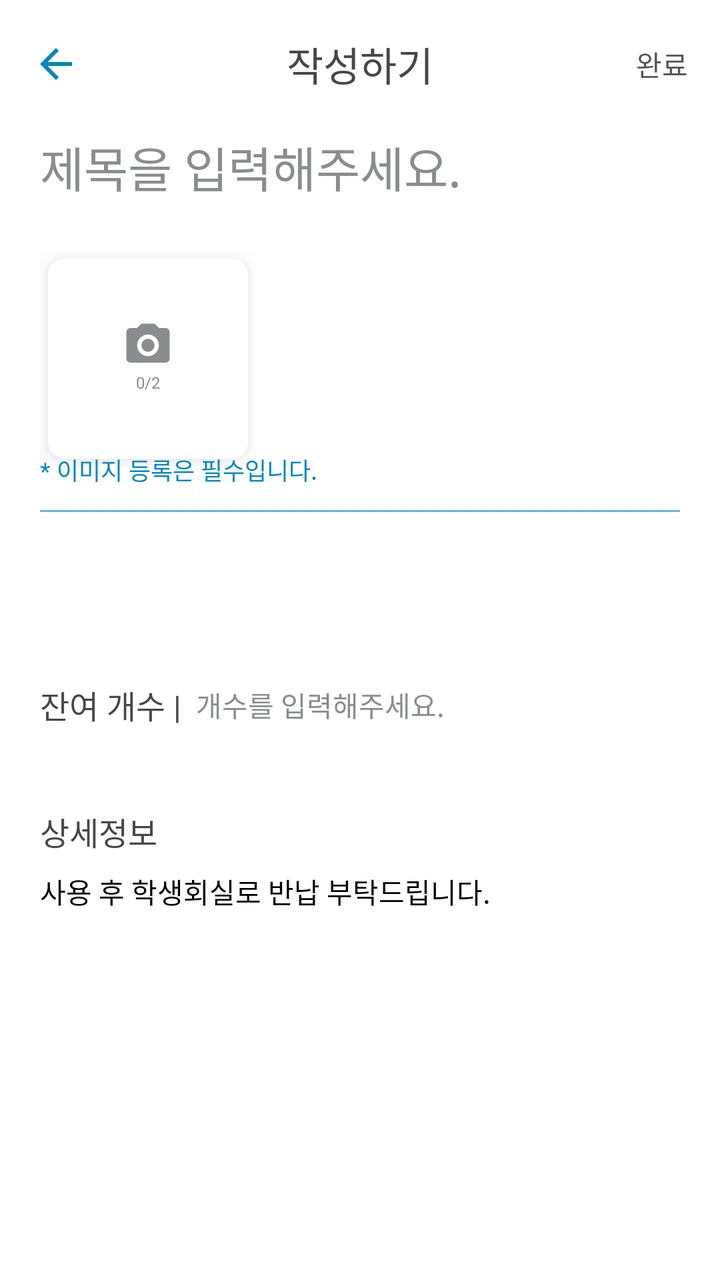
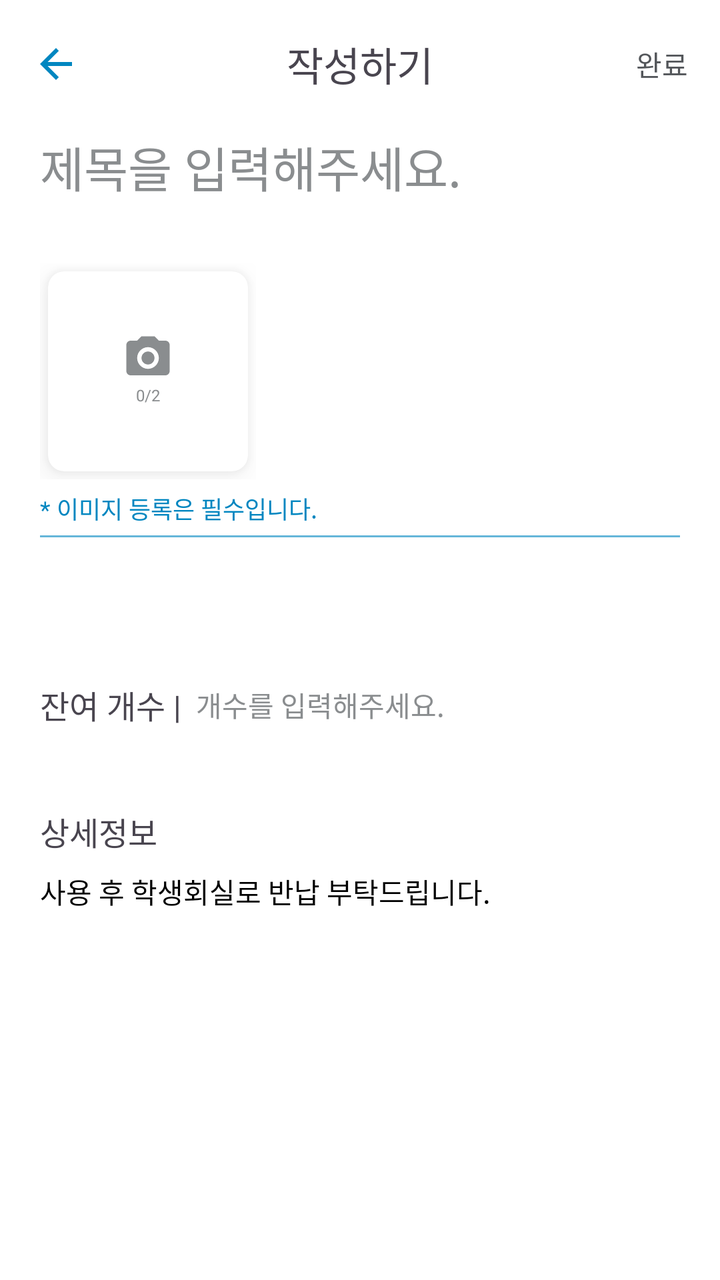

Before-and-after screenshots of an Android layout around one commit, followed by the original layout XML and the change that was made.
<!-- AndroidManifest.xml: application theme Theme.Gaechuck -->
<!-- res/layout/activity_rent_write.xml -->
<?xml version="1.0" encoding="utf-8"?>
<androidx.constraintlayout.widget.ConstraintLayout xmlns:android="http://schemas.android.com/apk/res/android"
    android:layout_width="match_parent"
    android:layout_height="match_parent"
    xmlns:app="http://schemas.android.com/apk/res-auto"
    android:background="@color/white">

    <androidx.appcompat.widget.Toolbar
        android:id="@+id/toolbar_main"
        android:layout_width="0dp"
        android:layout_height="64dp"
        android:background="@color/white"
        android:elevation="4dp"
        app:layout_constraintEnd_toEndOf="parent"
        app:layout_constraintStart_toStartOf="parent"
        app:layout_constraintTop_toTopOf="parent"
        app:title=""
        app:titleTextColor="@color/transparent">

        <ImageView
            android:id="@+id/button_back"
            android:layout_width="wrap_content"
            android:layout_height="wrap_content"
            android:layout_gravity="start|center_vertical"
            android:layout_marginTop="20dp"
            android:layout_marginBottom="20dp"
            app:srcCompat="@drawable/ic_back"
            app:tint="@color/gnu_blue" />

        <TextView
            android:id="@+id/textView_title"
            android:layout_width="wrap_content"
            android:layout_height="wrap_content"
            android:layout_gravity="center"
            android:fontFamily="@font/pretendard_bold"
            android:textSize="20sp"
            android:text="작성하기"
            app:layout_constraintEnd_toEndOf="parent"
            app:layout_constraintStart_toStartOf="parent"
            app:layout_constraintTop_toTopOf="@id/button_back" />

        <TextView
            android:id="@+id/form_send"
            android:layout_width="wrap_content"
            android:layout_height="wrap_content"
            android:layout_gravity="end|center_vertical"
            android:fontFamily="@font/pretendard_semibold"
            android:paddingHorizontal="16dp"
            android:textColor="@color/gnu_grey"
            android:text="완료" />
    </androidx.appcompat.widget.Toolbar>

    <EditText
        android:id="@+id/field_title"
        android:layout_width="match_parent"
        android:layout_height="wrap_content"
        android:background="@color/transparent"
        android:fontFamily="@font/pretendard_semibold"
        android:hint="제목을 입력해주세요."
        android:paddingLeft="20dp"
        android:textSize="24sp"
        app:layout_constraintTop_toBottomOf="@id/toolbar_main"
        app:layout_constraintBottom_toBottomOf="@id/guideline1"
        android:inputType="text"
        app:layout_constraintStart_toStartOf="parent"
        android:textColorHint="@color/default_tab_color"
        />
    <LinearLayout
        android:id="@+id/field_image"
        android:layout_width="match_parent"
        android:layout_height="wrap_content"
        app:layout_constraintTop_toBottomOf="@id/guideline1"
        app:layout_constraintBottom_toBottomOf="@id/guideline2"
        app:layout_constraintStart_toStartOf="parent"
        android:orientation="horizontal"
        android:layout_marginHorizontal="20dp"
        android:gravity="center_vertical"
        >
        <include
            layout="@layout/fragment_photo_add"
            android:id="@+id/photo_add_btn"
            android:layout_width="wrap_content"
            android:layout_height="wrap_content"
            />

        <LinearLayout
            android:id="@+id/photo_container"
            android:layout_width="wrap_content"
            android:layout_height="wrap_content"
            android:orientation="horizontal"

            app:layout_constraintStart_toStartOf="parent"
            app:layout_constraintBottom_toBottomOf="@id/divider"
            android:gravity="center_vertical"
            >

        </LinearLayout>
        <include
            layout="@layout/fragment_photo_add2"
            android:id="@+id/photo_add_btn2"
            android:layout_width="wrap_content"
            android:layout_height="wrap_content"
            android:layout_marginHorizontal="16dp"
            android:visibility="gone"
            />


    </LinearLayout>

    <TextView
        android:layout_width="wrap_content"
        android:layout_height="wrap_content"
        android:id="@+id/image_info"
        android:text="* 이미지 등록은 필수입니다."
        android:textSize="12sp"
        app:layout_constraintTop_toBottomOf="@id/field_image"
        app:layout_constraintBottom_toBottomOf="@id/guideline2"
        app:layout_constraintStart_toStartOf="parent"
        android:layout_marginBottom="20dp"
        android:layout_marginHorizontal="20dp"
        android:fontFamily="@font/pretendard_regular"
        android:textColor="@color/gnu_blue"
        />

    <com.google.android.material.divider.MaterialDivider
        android:id="@+id/divider"
        android:layout_width="match_parent"
        android:layout_height="1dp"
        app:layout_constraintBottom_toBottomOf="@id/guideline2"
        app:dividerColor="@color/gnu_blue_60"
        android:layout_marginHorizontal="20dp"
        />

    <LinearLayout
        android:id="@+id/select_count"
        android:layout_width="match_parent"
        android:layout_height="wrap_content"
        app:layout_constraintStart_toStartOf="parent"
        app:layout_constraintTop_toBottomOf="@id/guideline3"
        android:orientation="horizontal"
        android:layout_marginHorizontal="20dp"
        >
        <TextView
            android:layout_width="wrap_content"
            android:layout_height="wrap_content"
            android:text="잔여 개수 | "
            android:fontFamily="@font/pretendard_medium"
            android:textSize="16sp"
            android:layout_marginVertical="8dp"
            />

        <EditText
            android:id="@+id/field_count"
            android:layout_width="match_parent"
            android:layout_height="match_parent"
            android:background="@color/transparent"
            android:fontFamily="@font/pretendard_light"
            android:hint=" 개수를 입력해주세요."
            android:textColorHint="@color/default_tab_color"
            android:inputType="number"
            android:textColor="@color/black"
            android:textSize="14dp"
            app:layout_constraintBottom_toBottomOf="@id/guideline1"
            app:layout_constraintStart_toStartOf="parent"
            />
    </LinearLayout>

    <LinearLayout
        android:id="@+id/info"
        android:layout_width="match_parent"
        android:layout_height="wrap_content"
        app:layout_constraintStart_toStartOf="parent"
        app:layout_constraintTop_toBottomOf="@id/select_count"
        android:orientation="vertical"
        android:layout_marginHorizontal="20dp"
        android:layout_marginTop="24dp"
        >
        <TextView
            android:layout_width="wrap_content"
            android:layout_height="wrap_content"
            android:text="상세정보"
            android:fontFamily="@font/pretendard_medium"
            android:textSize="16sp"
            android:layout_marginVertical="8dp"
            />
        <TextView
            android:id="@+id/field_info"
            android:layout_width="match_parent"
            android:layout_height="match_parent"
            android:text="사용 후 학생회실로 반납 부탁드립니다."
            app:layout_constraintBottom_toBottomOf="@id/guideline1"
            app:layout_constraintStart_toStartOf="parent"
            android:textColor="@color/black"
            android:textSize="14dp"
            android:fontFamily="@font/pretendard_light"
            android:background="@color/transparent"
            />
    </LinearLayout>

    <androidx.constraintlayout.widget.Guideline
        android:id="@+id/guideline1"
        android:layout_width="wrap_content"
        android:layout_height="wrap_content"
        android:orientation="horizontal"
        app:layout_constraintGuide_percent="0.16" />
    <androidx.constraintlayout.widget.Guideline
        android:id="@+id/guideline2"
        android:layout_width="wrap_content"
        android:layout_height="wrap_content"
        android:orientation="horizontal"
        app:layout_constraintGuide_percent="0.40" />

    <androidx.constraintlayout.widget.Guideline
        android:id="@+id/guideline3"
        android:layout_width="wrap_content"
        android:layout_height="wrap_content"
        android:orientation="horizontal"
        app:layout_constraintGuide_percent="0.52" />
</androidx.constraintlayout.widget.ConstraintLayout>
<!-- res/layout/fragment_photo_add.xml (included above) -->
<?xml version="1.0" encoding="utf-8"?>
<LinearLayout xmlns:android="http://schemas.android.com/apk/res/android"
    android:layout_width="match_parent"
    android:layout_height="match_parent"
    xmlns:app="http://schemas.android.com/apk/res-auto"
    android:background="@color/transparent">

    <androidx.cardview.widget.CardView
        android:layout_margin="4dp"
        android:layout_width="100dp"
        android:layout_height="100dp"
        app:layout_constraintTop_toTopOf="parent"
        app:layout_constraintStart_toStartOf="parent"
        app:cardCornerRadius="8dp"
        android:outlineAmbientShadowColor="@color/black"
        android:outlineSpotShadowColor="@color/grey"
        app:cardElevation="8dp"
        app:cardBackgroundColor="@color/white"
        >

        <LinearLayout
            android:layout_width="wrap_content"
            android:layout_height="wrap_content"
            android:orientation="vertical"
            android:layout_gravity="center"
            android:layout_marginTop="2dp"
            >
            <ImageView
                android:layout_width="wrap_content"
                android:layout_height="wrap_content"
                android:src="@drawable/ic_camera"
                />

            <LinearLayout
                android:layout_width="wrap_content"
                android:layout_height="wrap_content"
                android:layout_gravity="center"
                android:layout_marginVertical="4dp"
                >
                <TextView
                    android:layout_width="wrap_content"
                    android:layout_height="wrap_content"
                    android:fontFamily="@font/pretendard_regular"
                    android:text="0/"
                    android:textSize="8sp"
                    android:textColor="@color/divider_grey2"
                    />
                <TextView
                    android:id="@+id/photo_count"
                    android:layout_width="wrap_content"
                    android:layout_height="wrap_content"
                    android:fontFamily="@font/pretendard_regular"
                    android:text="2"
                    android:textSize="8sp"
                    android:layout_gravity="center"
                    android:textColor="@color/divider_grey2"
                    />
            </LinearLayout>
        </LinearLayout>
    </androidx.cardview.widget.CardView>
</LinearLayout>
<!-- res/layout/fragment_photo_add2.xml (included above) -->
<?xml version="1.0" encoding="utf-8"?>
<LinearLayout xmlns:android="http://schemas.android.com/apk/res/android"
    android:layout_width="wrap_content"
    android:layout_height="wrap_content"
    android:orientation="vertical"
    >

    <ImageView
        android:layout_width="wrap_content"
        android:layout_height="wrap_content"
        android:src="@drawable/ic_plus"
        />

    <LinearLayout
        android:layout_width="wrap_content"
        android:layout_height="wrap_content"
        android:layout_gravity="center"
        android:layout_marginVertical="4dp"
        >
        <TextView
            android:id="@+id/photo_count"
            android:layout_width="wrap_content"
            android:layout_height="wrap_content"
            android:fontFamily="@font/pretendard_regular"
            android:text="0"
            android:textSize="12sp"
            android:textColor="@color/divider_grey2"
            />
        <TextView
            android:id="@+id/total_count"
            android:layout_width="wrap_content"
            android:layout_height="wrap_content"
            android:fontFamily="@font/pretendard_regular"
            android:text="/3"
            android:textSize="12sp"
            android:layout_gravity="center"
            android:textColor="@color/divider_grey2"
            />
    </LinearLayout>

</LinearLayout>
<!-- resources referenced by this layout -->
<resources>
  <color name="black">#FF000000</color>
  <color name="default_tab_color">#FF8A8D8F</color>
  <color name="divider_grey2">#8A8D8F</color>
  <color name="gnu_blue">#FF0086C0</color>
  <color name="gnu_blue_60">#990086C0</color>
  <color name="gnu_grey">#53565A</color>
  <color name="grey">#999999</color>
  <color name="transparent">#00000000</color>
  <color name="white">#FFFFFFFF</color>
  <!-- drawable ic_back (drawable) -->
  <vector xmlns:android="http://schemas.android.com/apk/res/android" android:autoMirrored="true" android:height="24dp" android:tint="#8A8D8F" android:viewportHeight="24" android:viewportWidth="24" android:width="24dp">
        
      <path android:fillColor="@android:color/white" android:pathData="M20,11H7.83l5.59,-5.59L12,4l-8,8 8,8 1.41,-1.41L7.83,13H20v-2z"/>
      
  </vector>
  <!-- drawable ic_camera (drawable) -->
  <vector xmlns:android="http://schemas.android.com/apk/res/android"
      android:width="22dp"
      android:height="20dp"
      android:viewportWidth="22"
      android:viewportHeight="20">
    <path
        android:pathData="M2.333,2.334H5.583L7.75,0.167H14.25L16.417,2.334H19.667C20.241,2.334 20.792,2.562 21.199,2.968C21.605,3.375 21.833,3.926 21.833,4.5V17.5C21.833,18.075 21.605,18.626 21.199,19.032C20.792,19.439 20.241,19.667 19.667,19.667H2.333C1.759,19.667 1.207,19.439 0.801,19.032C0.395,18.626 0.167,18.075 0.167,17.5V4.5C0.167,3.926 0.395,3.375 0.801,2.968C1.207,2.562 1.759,2.334 2.333,2.334ZM11,5.584C9.563,5.584 8.186,6.154 7.17,7.17C6.154,8.186 5.583,9.564 5.583,11C5.583,12.437 6.154,13.815 7.17,14.83C8.186,15.846 9.563,16.417 11,16.417C12.436,16.417 13.814,15.846 14.83,14.83C15.846,13.815 16.417,12.437 16.417,11C16.417,9.564 15.846,8.186 14.83,7.17C13.814,6.154 12.436,5.584 11,5.584ZM11,7.75C11.862,7.75 12.688,8.093 13.298,8.702C13.907,9.312 14.25,10.138 14.25,11C14.25,11.862 13.907,12.689 13.298,13.298C12.688,13.908 11.862,14.25 11,14.25C10.138,14.25 9.311,13.908 8.702,13.298C8.092,12.689 7.75,11.862 7.75,11C7.75,10.138 8.092,9.312 8.702,8.702C9.311,8.093 10.138,7.75 11,7.75Z"
        android:fillColor="#8A8D8F"/>
  </vector>
  <!-- drawable ic_plus (drawable) -->
  <vector xmlns:android="http://schemas.android.com/apk/res/android"
      android:width="26dp"
      android:height="26dp"
      android:viewportWidth="26"
      android:viewportHeight="26">
    <path
        android:pathData="M13,0.75C6.235,0.75 0.75,6.235 0.75,13C0.75,19.765 6.235,25.25 13,25.25C19.765,25.25 25.25,19.765 25.25,13C25.25,6.235 19.765,0.75 13,0.75ZM18.25,13.656C18.25,13.777 18.152,13.875 18.031,13.875H13.875V18.031C13.875,18.152 13.777,18.25 13.656,18.25H12.344C12.223,18.25 12.125,18.152 12.125,18.031V13.875H7.969C7.848,13.875 7.75,13.777 7.75,13.656V12.344C7.75,12.223 7.848,12.125 7.969,12.125H12.125V7.969C12.125,7.848 12.223,7.75 12.344,7.75H13.656C13.777,7.75 13.875,7.848 13.875,7.969V12.125H18.031C18.152,12.125 18.25,12.223 18.25,12.344V13.656Z"
        android:fillColor="#8A8D8F"/>
  </vector>
  <style name="Theme.Gaechuck" parent="Theme.Material3.DayNight.NoActionBar">
          <item name="android:color">@color/gnu_blue</item>
          <item name="colorSurface">@color/white</item>
          <item name="statusBarBackground">@color/white</item>
      </style>
</resources>

<!-- the commit's change to res/layout/activity_rent_write.xml (unified diff, before → after) -->
@@ -116,7 +116,7 @@
         app:layout_constraintTop_toBottomOf="@id/field_image"
         app:layout_constraintBottom_toBottomOf="@id/guideline2"
         app:layout_constraintStart_toStartOf="parent"
-        android:layout_marginBottom="20dp"
+        android:layout_marginVertical="10dp"
         android:layout_marginHorizontal="20dp"
         android:fontFamily="@font/pretendard_regular"
         android:textColor="@color/gnu_blue"
@@ -208,7 +208,7 @@
         android:layout_width="wrap_content"
         android:layout_height="wrap_content"
         android:orientation="horizontal"
-        app:layout_constraintGuide_percent="0.40" />
+        app:layout_constraintGuide_percent="0.42" />
 
     <androidx.constraintlayout.widget.Guideline
         android:id="@+id/guideline3"
